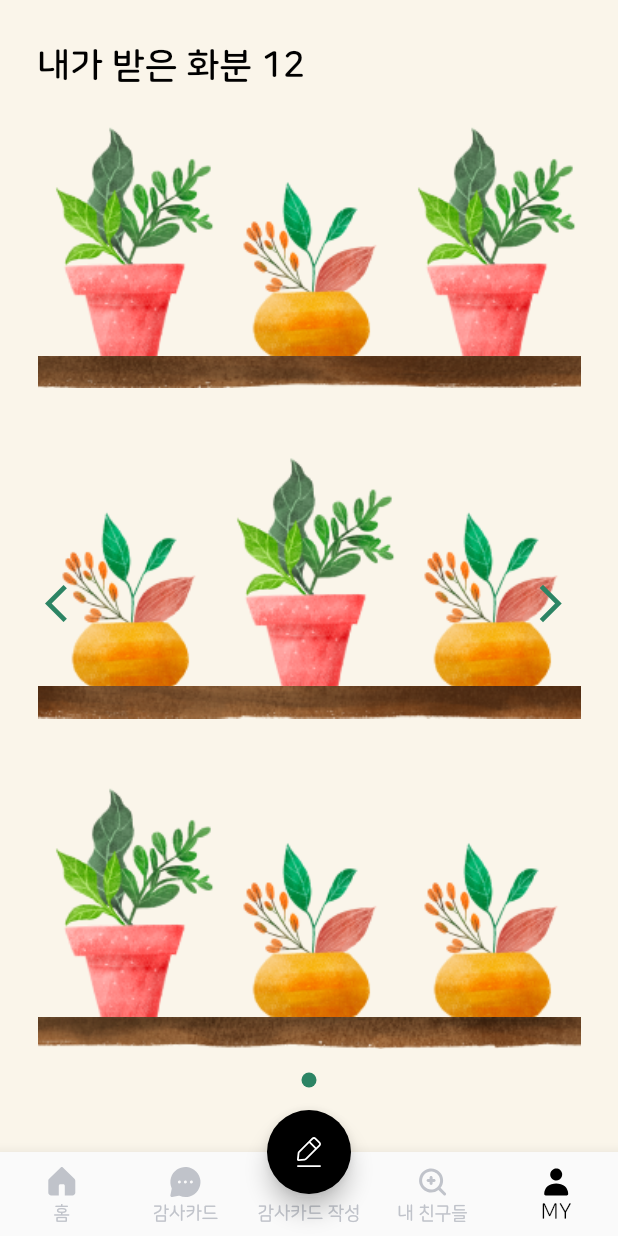
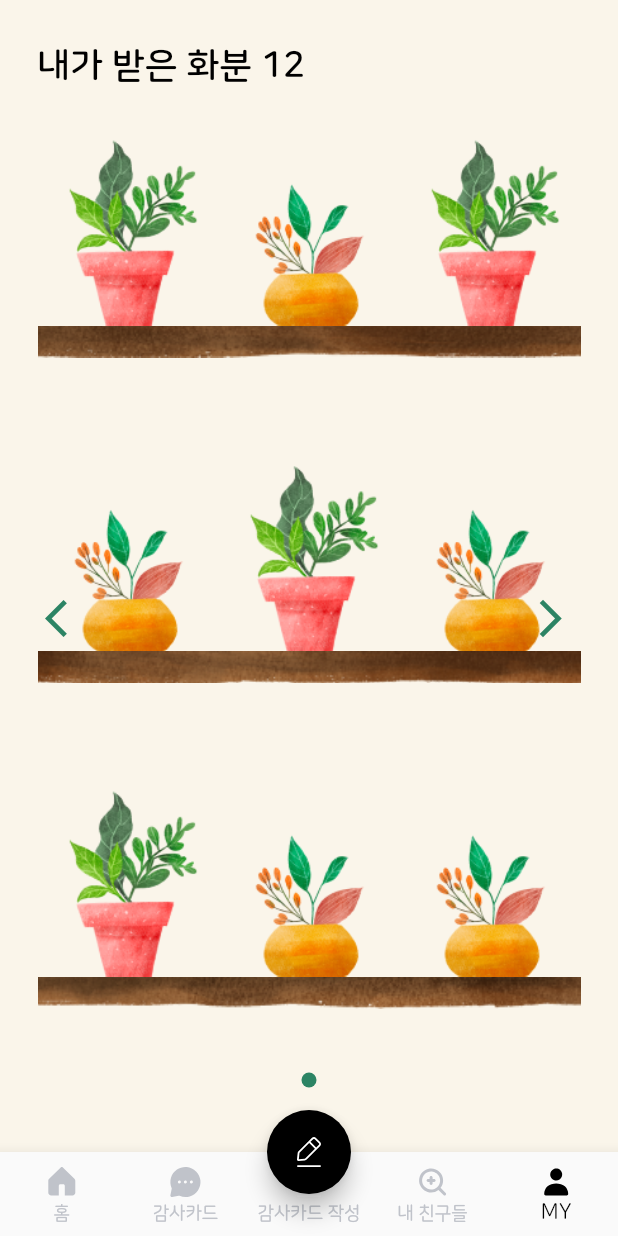
Before and after one commit to okskmk2/fill-my-heart, a Flutter app: the MainScreen screen opened directly, item 5 of the bottom bar chosen, on a phone screen of 412 x 824 dp. Run offline on Flutter 3.47's test engine with Material 2 defaults, Android fonts, the phone set to English and light mode, and no system bars; our stand-ins replace firebase_auth, firebase_core, firebase_storage, flutter_svg, flutter_swiper; accounts and stored records are empty; network calls fail.

Commit message:
마이페이지: 작은화면에서 오버플로우 생기는 것 방지하는 코드

```diff
--- a/lib/pages/my_page.dart
+++ b/lib/pages/my_page.dart
@@ -8,9 +8,9 @@ import 'package:thank_tree/common/styles.dart';
 import 'package:thank_tree/pages/start_page.dart';
 
 class MyPage extends StatelessWidget {
+  final vaseSize = 130.0;
   // constructor
   const MyPage({Key? key}) : super(key: key);
-  final bottomIndex = 4;
 
   @override
   Widget build(BuildContext context) {
@@ -23,9 +23,7 @@ class MyPage extends StatelessWidget {
             "내가 받은 화분 12",
             style: Theme.of(context).textTheme.headline2,
           ),
-          SizedBox(
-            height: 10,
-          ),
+          SizedBox(height: 30),
           Expanded(
             flex: 1,
             child: Swiper(
@@ -34,14 +32,7 @@ class MyPage extends StatelessWidget {
               loop: false,
               itemCount: 1,
               itemBuilder: (BuildContext context, int index) {
-                return Center(
-                  child: Container(
-                    width: double.infinity, // 폭
-                    margin: EdgeInsets.only(top: 10),
-                    decoration: BoxDecoration(
-                        // 박스 색상
-                        ),
-                    child: Column(
+                return Column(
                   mainAxisAlignment: MainAxisAlignment.spaceEvenly,
                   children: [
                     Expanded(
@@ -49,16 +40,25 @@ class MyPage extends StatelessWidget {
                       Row(
                         children: [
                           Expanded(
-                                child: Image.asset('assets/icons/vase1.png',
-                                    fit: BoxFit.cover),
+                            child: Image.asset(
+                              'assets/icons/vase1.png',
+                              height: vaseSize,
+                              fit: BoxFit.scaleDown,
+                            ),
                           ),
                           Expanded(
-                                child: Image.asset('assets/icons/vase2.png',
-                                    fit: BoxFit.cover),
+                            child: Image.asset(
+                              'assets/icons/vase2.png',
+                              height: vaseSize,
+                              fit: BoxFit.scaleDown,
+                            ),
                           ),
                           Expanded(
-                                child: Image.asset('assets/icons/vase1.png',
-                                    fit: BoxFit.cover),
+                            child: Image.asset(
+                              'assets/icons/vase1.png',
+                              height: vaseSize,
+                              fit: BoxFit.scaleDown,
+                            ),
                           ),
                         ],
                       ),
@@ -73,16 +73,25 @@ class MyPage extends StatelessWidget {
                       Row(
                         children: [
                           Expanded(
-                                child: Image.asset('assets/icons/vase2.png',
-                                    fit: BoxFit.cover),
+                            child: Image.asset(
+                              'assets/icons/vase2.png',
+                              height: vaseSize,
+                              fit: BoxFit.scaleDown,
+                            ),
                           ),
                           Expanded(
-                                child: Image.asset('assets/icons/vase1.png',
-                                    fit: BoxFit.cover),
+                            child: Image.asset(
+                              'assets/icons/vase1.png',
+                              height: vaseSize,
+                              fit: BoxFit.scaleDown,
+                            ),
                           ),
                           Expanded(
-                                child: Image.asset('assets/icons/vase2.png',
-                                    fit: BoxFit.cover),
+                            child: Image.asset(
+                              'assets/icons/vase2.png',
+                              height: vaseSize,
+                              fit: BoxFit.scaleDown,
+                            ),
                           ),
                         ],
                       ),
@@ -98,16 +107,25 @@ class MyPage extends StatelessWidget {
                           Row(
                             children: [
                               Expanded(
-                                    child: Image.asset('assets/icons/vase1.png',
-                                        fit: BoxFit.cover),
+                                child: Image.asset(
+                                  'assets/icons/vase1.png',
+                                  height: vaseSize,
+                                  fit: BoxFit.scaleDown,
+                                ),
                               ),
                               Expanded(
-                                    child: Image.asset('assets/icons/vase2.png',
-                                        fit: BoxFit.cover),
+                                child: Image.asset(
+                                  'assets/icons/vase2.png',
+                                  height: vaseSize,
+                                  fit: BoxFit.scaleDown,
+                                ),
                               ),
                               Expanded(
-                                    child: Image.asset('assets/icons/vase2.png',
-                                        fit: BoxFit.cover),
+                                child: Image.asset(
+                                  'assets/icons/vase2.png',
+                                  height: vaseSize,
+                                  fit: BoxFit.scaleDown,
+                                ),
                               ),
                             ],
                           ),
@@ -120,8 +138,6 @@ class MyPage extends StatelessWidget {
                       ),
                     ),
                   ],
-                    ),
-                  ),
                 );
               },
             ),
```
Lines whose indentation alone changed are shown as unchanged.
